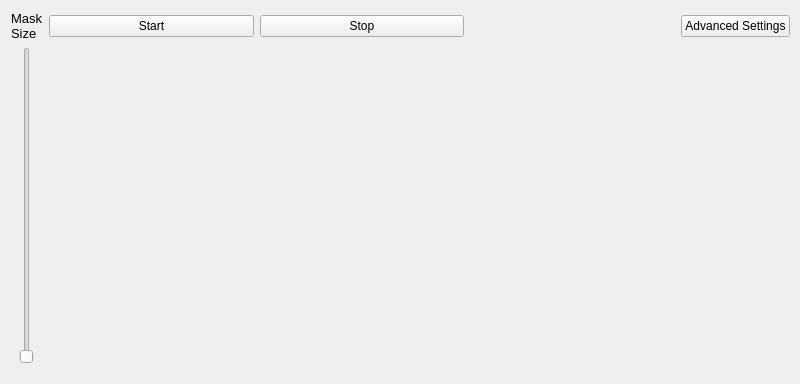
This is mainwindow.ui in mtekman/motiondetect as Qt 5 draws it before an edit. The edited form follows.
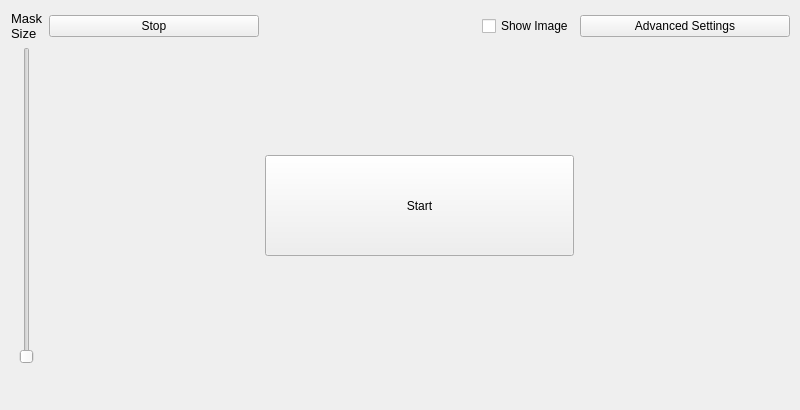
This is the edited form.

Commit message: Changed ui behaviour, checkbox for connecting image slots

Diff of the .ui file:
```diff
--- a/mainwindow.ui
+++ b/mainwindow.ui
@@ -7,7 +7,7 @@
     <x>0</x>
     <y>0</y>
     <width>800</width>
-    <height>384</height>
+    <height>410</height>
    </rect>
   </property>
   <property name="windowTitle">
@@ -43,20 +43,7 @@
        </property>
       </widget>
      </item>
-     <item row="1" column="1" rowspan="3" colspan="4">
-      <widget class="QLabel" name="imageLab">
-       <property name="sizePolicy">
-        <sizepolicy hsizetype="Expanding" vsizetype="Expanding">
-         <horstretch>0</horstretch>
-         <verstretch>0</verstretch>
-        </sizepolicy>
-       </property>
-       <property name="text">
-        <string/>
-       </property>
-      </widget>
-     </item>
-     <item row="1" column="0" rowspan="2">
+     <item row="1" column="0" rowspan="3">
       <widget class="QSlider" name="mask_slide">
        <property name="sizePolicy">
         <sizepolicy hsizetype="Fixed" vsizetype="Expanding">
@@ -75,7 +62,7 @@
        </property>
       </widget>
      </item>
-     <item row="3" column="0">
+     <item row="4" column="0">
       <widget class="QLineEdit" name="maskEdit">
        <property name="enabled">
         <bool>true</bool>
@@ -97,19 +84,6 @@
        </property>
       </widget>
      </item>
-     <item row="0" column="1">
-      <widget class="QPushButton" name="pushButton">
-       <property name="sizePolicy">
-        <sizepolicy hsizetype="MinimumExpanding" vsizetype="Fixed">
-         <horstretch>0</horstretch>
-         <verstretch>0</verstretch>
-        </sizepolicy>
-       </property>
-       <property name="text">
-        <string>Start</string>
-       </property>
-      </widget>
-     </item>
      <item row="0" column="3">
       <spacer name="horizontalSpacer_2">
        <property name="orientation">
@@ -123,6 +97,13 @@
        </property>
       </spacer>
      </item>
+     <item row="0" column="5">
+      <widget class="QPushButton" name="pushButton_settings">
+       <property name="text">
+        <string>Advanced Settings</string>
+       </property>
+      </widget>
+     </item>
      <item row="0" column="2">
       <widget class="QPushButton" name="pushButton_stop">
        <property name="sizePolicy">
@@ -137,12 +118,77 @@
       </widget>
      </item>
      <item row="0" column="4">
-      <widget class="QPushButton" name="pushButton_settings">
+      <widget class="QCheckBox" name="checkBox_show_image">
        <property name="text">
-        <string>Advanced Settings</string>
+        <string>Show Image</string>
        </property>
       </widget>
      </item>
+     <item row="2" column="3" colspan="2">
+      <widget class="QPushButton" name="pushButton">
+       <property name="sizePolicy">
+        <sizepolicy hsizetype="Expanding" vsizetype="Expanding">
+         <horstretch>0</horstretch>
+         <verstretch>0</verstretch>
+        </sizepolicy>
+       </property>
+       <property name="text">
+        <string>Start</string>
+       </property>
+      </widget>
+     </item>
+     <item row="1" column="2" colspan="4">
+      <spacer name="verticalSpacer">
+       <property name="orientation">
+        <enum>Qt::Vertical</enum>
+       </property>
+       <property name="sizeHint" stdset="0">
+        <size>
+         <width>20</width>
+         <height>40</height>
+        </size>
+       </property>
+      </spacer>
+     </item>
+     <item row="3" column="2" colspan="4">
+      <spacer name="verticalSpacer_2">
+       <property name="orientation">
+        <enum>Qt::Vertical</enum>
+       </property>
+       <property name="sizeHint" stdset="0">
+        <size>
+         <width>20</width>
+         <height>40</height>
+        </size>
+       </property>
+      </spacer>
+     </item>
+     <item row="2" column="5">
+      <spacer name="horizontalSpacer">
+       <property name="orientation">
+        <enum>Qt::Horizontal</enum>
+       </property>
+       <property name="sizeHint" stdset="0">
+        <size>
+         <width>40</width>
+         <height>20</height>
+        </size>
+       </property>
+      </spacer>
+     </item>
+     <item row="2" column="2">
+      <spacer name="horizontalSpacer_3">
+       <property name="orientation">
+        <enum>Qt::Horizontal</enum>
+       </property>
+       <property name="sizeHint" stdset="0">
+        <size>
+         <width>40</width>
+         <height>20</height>
+        </size>
+       </property>
+      </spacer>
+     </item>
     </layout>
    </widget>
    <widget class="QLabel" name="label_mask_hint">
@@ -168,6 +214,28 @@
      <string>You shouldn't see this...</string>
     </property>
    </widget>
+   <widget class="QLabel" name="imageLab">
+    <property name="geometry">
+     <rect>
+      <x>193</x>
+      <y>80</y>
+      <width>431</width>
+      <height>261</height>
+     </rect>
+    </property>
+    <property name="sizePolicy">
+     <sizepolicy hsizetype="Expanding" vsizetype="Expanding">
+      <horstretch>0</horstretch>
+      <verstretch>0</verstretch>
+     </sizepolicy>
+    </property>
+    <property name="text">
+     <string/>
+    </property>
+   </widget>
+   <zorder>imageLab</zorder>
+   <zorder>gridLayoutWidget</zorder>
+   <zorder>label_mask_hint</zorder>
   </widget>
  </widget>
  <layoutdefault spacing="6" margin="11"/>
```
The commit also changes 2 other files.
